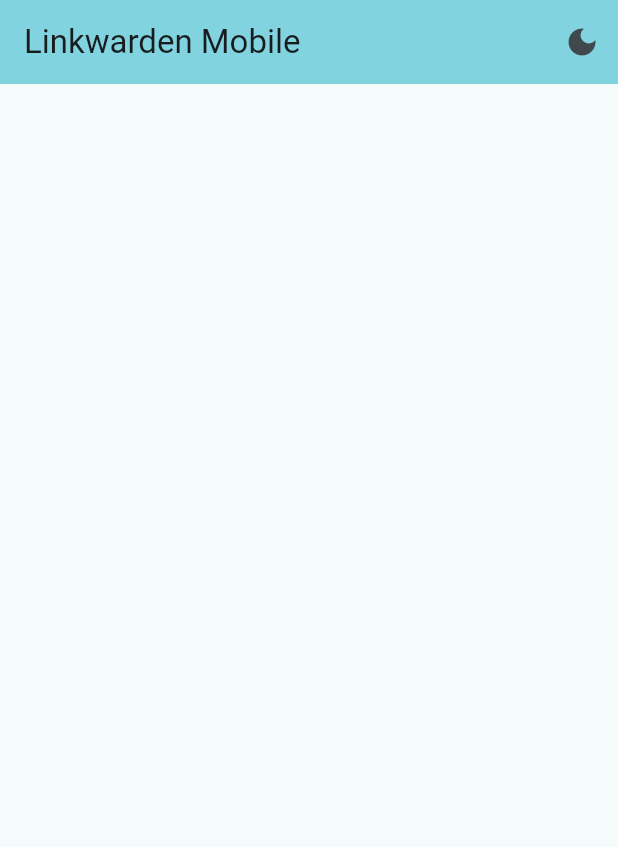
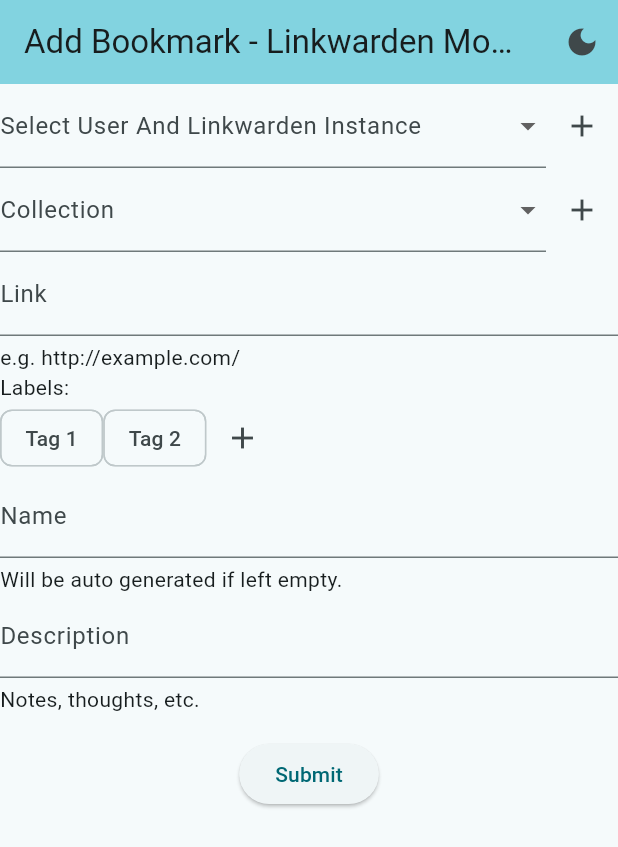
Before and after one commit to arran4/send_to_linkwarden, a Flutter app: the screen it shows after launch, on a phone screen of 412 x 824 dp. Shown: the top 847 px of the screen. Run offline on Flutter 3.47's test engine with Material 3 defaults, Android fonts, the phone set to English and light mode, and no system bars; our stand-ins replace flutter_colorpicker, shared_preferences.

Commit message:
Basic interface is as I would expect it to be.

```diff
--- a/lib/main.dart
+++ b/lib/main.dart
@@ -1,7 +1,10 @@
 import 'package:flutter/material.dart';
 import 'package:linkwarden_mobile/state/dark_mode_notifier.dart';
-import 'package:linkwarden_mobile/view/default.dart';
-import 'package:linkwarden_mobile/view/main.dart';
+import 'package:linkwarden_mobile/view/add_collection_view.dart';
+import 'package:linkwarden_mobile/view/add_user_instance_view.dart';
+import 'package:linkwarden_mobile/view/select_tags_view.dart';
+import 'package:linkwarden_mobile/view/template_view.dart';
+import 'package:linkwarden_mobile/view/add_link_view.dart';
 
 void main() {
   runApp(const LinkwardenMobileApp());
@@ -10,7 +13,14 @@
 class LinkwardenMobileApp extends StatelessWidget {
   const LinkwardenMobileApp({super.key});
 
-  // This widget is the root of your application.
+
+  @override
+  StatelessElement createElement() {
+    loadDarkMode();
+    return super.createElement();
+  }
+
+
   @override
   Widget build(BuildContext context) {
     return ValueListenableBuilder<bool>(
@@ -27,7 +37,11 @@
               useMaterial3: true,
             ),
             routes: {
-              "/": (BuildContext context) => const MainView(),
+              "/": (BuildContext context) => const AddLinkView(),
+              "link/new": (BuildContext context) => const AddLinkView(),
+              "tags/select": (BuildContext context) => const SelectTagsView(),
+              "collection/new": (BuildContext context) => const AddCollectionView(),
+              "userInstance/new": (BuildContext context) => const AddUserInstanceView(),
             },
           );
         });
--- /dev/null
+++ b/lib/view/add_link_view.dart
@@ -0,0 +1,217 @@
+import 'package:flutter/material.dart';
+import 'package:linkwarden_mobile/state/dark_mode_notifier.dart';
+
+class AddLinkView extends StatefulWidget {
+  const AddLinkView({super.key});
+
+  @override
+  State<AddLinkView> createState() => _AddLinkViewState();
+}
+
+class _AddLinkViewState extends State<AddLinkView> {
+  GlobalKey<FormState> formState = GlobalKey<FormState>();
+  late List<String> tags;
+
+  @override
+  Widget build(BuildContext context) {
+    return Scaffold(
+      appBar: AppBar(
+        backgroundColor: Theme.of(context).colorScheme.inversePrimary,
+        title: const Text("Add Bookmark - Linkwarden Mobile"),
+        actions: [
+          IconButton(onPressed: _darkMode, icon: const Icon(Icons.dark_mode)),
+        ],
+      ),
+      body: SingleChildScrollView(
+        child: Form(
+          key: formState,
+          child: Column(
+            mainAxisAlignment: MainAxisAlignment.center,
+            children: <Widget>[
+              _userAndInstanceSelection(context),
+              _collectionSelection(context),
+              _linkInput(context),
+              ..._tagsSelection(context),
+              _nameInput(context),
+              _descriptionInput(context),
+              _submitButton(context),
+            ],
+          ),
+        ),
+      ),
+    );
+  }
+
+  @override
+  void initState() {
+    super.initState();
+    tags = ["Tag 1", "Tag 2"];
+  }
+
+  void _darkMode() async {
+    setDarkMode(!darkModeNotifier.value);
+  }
+
+  Widget _submitButton(BuildContext context) {
+    return Padding(
+      padding: const EdgeInsets.symmetric(vertical: 16),
+      child: ElevatedButton(
+        onPressed: () {
+          if (formState.currentState!.validate()) {
+            ScaffoldMessenger.of(context).showSnackBar(
+              const SnackBar(content: Text('Processing Data')),
+            );
+          }
+        },
+        child: const Text('Submit'),
+      ),
+    );
+  }
+
+  Widget _userAndInstanceSelection(BuildContext context) {
+    return Flex(
+      direction: Axis.horizontal,
+      children: [
+        Flexible(
+            child: DropdownButtonFormField(
+          decoration: const InputDecoration(
+            labelText: 'Select User And Linkwarden Instance',
+          ),
+          validator: (value) {
+            return "Not valid";
+          },
+          items: const [
+            DropdownMenuItem(
+              value: "User @ Server",
+              key: ValueKey("User @ Server"),
+              child: Text("User @ Server"),
+            ),
+          ],
+          onChanged: (value) {},
+        )),
+        IconButton(
+            onPressed: () async {
+              var result =
+                  await Navigator.pushNamed(context, "userInstance/new");
+              if (result == null) {
+                return;
+              }
+              assert(result is String);
+              if (result is! String) {
+                return;
+              }
+            },
+            icon: const Icon(Icons.add))
+      ],
+    );
+  }
+
+  Widget _collectionSelection(BuildContext context) {
+    return Flex(
+      direction: Axis.horizontal,
+      children: [
+        Flexible(
+            child: DropdownButtonFormField(
+          decoration: const InputDecoration(
+            labelText: 'Collection',
+          ),
+          validator: (value) {
+            return "Not valid";
+          },
+          items: const [
+            DropdownMenuItem(
+              value: "Unorganized",
+              key: ValueKey("Unorganized"),
+              child: Text("Unorganized"),
+            ),
+          ],
+          onChanged: (value) {},
+        )),
+        IconButton(
+            onPressed: () async {
+              var result = await Navigator.pushNamed(context, "collection/new");
+              if (result == null) {
+                return;
+              }
+              assert(result is String);
+              if (result is! String) {
+                return;
+              }
+            },
+            icon: const Icon(Icons.add))
+      ],
+    );
+  }
+
+  List<Widget> _tagsSelection(BuildContext context) {
+    return [
+      Row(
+        mainAxisAlignment: MainAxisAlignment.start,
+        children: [
+          Text("Labels:"),
+        ],
+      ),
+      Flex(
+        direction: Axis.horizontal,
+        // crossAxisAlignment: CrossAxisAlignment.center,
+        // mainAxisSize: MainAxisSize.min,
+        children: [
+          Container(
+            child: Wrap(
+              children: [
+                for (String tag in tags) Chip(label: Text(tag))
+              ],
+            ),
+          ),
+          IconButton(
+              onPressed: () async {
+                var result = await Navigator.pushNamed(context, "tags/select");
+                if (result == null) {
+                  return;
+                }
+                assert(result is List<String>);
+                if (result is! List<String>) {
+                  return;
+                }
+                setState(() {
+                  tags = result;
+                });
+              },
+              icon: const Icon(Icons.add))
+        ],
+      ),
+    ];
+  }
+
+  Widget _linkInput(BuildContext context) {
+    return TextFormField(
+      decoration: const InputDecoration(
+          labelText: "Link", helper: Text("e.g. http://example.com/")),
+      validator: (input) {
+        return "Not Valid";
+      },
+    );
+  }
+
+  Widget _nameInput(BuildContext context) {
+    return TextFormField(
+      decoration: const InputDecoration(
+          labelText: "Name",
+          helper: Text("Will be auto generated if left empty.")),
+      validator: (input) {
+        return "Not Valid";
+      },
+    );
+  }
+
+  Widget _descriptionInput(BuildContext context) {
+    return TextFormField(
+      decoration: const InputDecoration(
+          labelText: "Description", helper: Text("Notes, thoughts, etc.")),
+      maxLines: null,
+      validator: (input) {
+        return "Not Valid";
+      },
+    );
+  }
+}
--- a/lib/view/main.dart
+++ /dev/null
@@ -1,42 +0,0 @@
-import 'package:flutter/material.dart';
-import 'package:linkwarden_mobile/state/dark_mode_notifier.dart';
-
-class MainView extends StatefulWidget {
-  const MainView({super.key});
-  @override
-  State<MainView> createState() => _MainViewState();
-}
-
-class _MainViewState extends State<MainView> {
-
-
-  @override
-  Widget build(BuildContext context) {
-    return Scaffold(
-      appBar: AppBar(
-        backgroundColor: Theme.of(context).colorScheme.inversePrimary,
-        title: const Text("Linkwarden Mobile"),
-        actions: [
-          IconButton(onPressed: _darkMode, icon: const Icon(Icons.dark_mode)),
-        ],
-      ),
-      body: Center(
-        child: Column(
-          mainAxisAlignment: MainAxisAlignment.center,
-          children: <Widget>[
-          ],
-        ),
-      ),
-    );
-  }
-
-  @override
-  void initState() {
-    super.initState();
-    loadDarkMode();
-  }
-
-  void _darkMode() async {
-    setDarkMode(!darkModeNotifier.value);
-  }
-}
--- /dev/null
+++ b/lib/view/select_tags_view.dart
@@ -0,0 +1,119 @@
+import 'package:flutter/material.dart';
+import 'package:flutter/services.dart';
+
+class SelectTagsView extends StatefulWidget {
+  const SelectTagsView({super.key});
+
+  @override
+  State<SelectTagsView> createState() => _SelectTagsViewState();
+}
+
+class _SelectTagsViewState extends State<SelectTagsView> {
+  List<String> allTags = [
+    "Tag 1",
+    "Tag 2",
+    "Tag 3",
+    "Tag 4",
+    "Tag 5",
+    "Tag 6",
+  ];
+  late Set<String> selectedTags;
+  final TextEditingController searchAddTextController = TextEditingController();
+  late String filterText;
+
+  @override
+  void initState() {
+    super.initState();
+    selectedTags = {"Tag 1", "Tag 3"};
+    filterText = "";
+    searchAddTextController.addListener(() {
+      setState(() {
+        filterText = searchAddTextController.text;
+      });
+    });
+  }
+
+  @override
+  Widget build(BuildContext context) {
+    return Scaffold(
+      appBar: AppBar(
+        backgroundColor: Theme.of(context).colorScheme.inversePrimary,
+        title: const Text("Select Tags - Linkwarden Mobile"),
+        actions: [IconButton(onPressed: () {
+          Navigator.pop(context, selectedTags.toList());
+        }, icon: Icon(Icons.check))],
+      ),
+      body: SingleChildScrollView(
+        child: Column(
+          mainAxisAlignment: MainAxisAlignment.center,
+          children: <Widget>[
+            _findOrAddWidget(context),
+            _listOfElements(context),
+          ],
+        ),
+      ),
+    );
+  }
+
+  Widget _findOrAddWidget(BuildContext builder) {
+    return TextField(
+      decoration: InputDecoration(
+        labelText: "Tag Name",
+        helperText: "Filter or add",
+        hintText: "...",
+        suffix: IconButton(onPressed: () { add(searchAddTextController.text); }, icon: Icon(Icons.add)),
+      ),
+      controller: searchAddTextController,
+      onSubmitted: (value) => add(value),
+    );
+  }
+
+  List<String> get filteredTags {
+    if (filterText == "") {
+      return allTags;
+    } else {
+      return allTags.where((element) => element.contains(filterText)).toList();
+    }
+  }
+
+  Widget _listOfElements(BuildContext context) {
+    return ListBody(
+      children: [
+        for (String tag in filteredTags)
+          ListTile(
+            key: ValueKey(tag),
+            leading: Checkbox(
+                value: selectedTags.contains(tag),
+                onChanged: (value) {
+                  if (value == null) {
+                    return;
+                  }
+                  setState(() {
+                    if (selectedTags.contains(tag)) {
+                      selectedTags.remove(tag);
+                    } else {
+                      selectedTags.add(tag);
+                    }
+                  });
+                }),
+            title: Text(tag),
+          ),
+      ],
+    );
+  }
+
+  void add(String text) {
+    var trimmed = text.trim();
+    if (trimmed == "") {
+      return;
+    }
+    if (allTags.contains(trimmed)) {
+      return;
+    }
+    setState(() {
+      allTags.add(trimmed);
+      selectedTags.add(trimmed);
+      searchAddTextController.clear();
+    });
+  }
+}
--- a/pubspec.yaml
+++ b/pubspec.yaml
@@ -31,6 +31,7 @@
   flutter:
     sdk: flutter
   shared_preferences: ^2.3.2
+  flutter_colorpicker: ^1.1.0
 
   # The following adds the Cupertino Icons font to your application.
   # Use with the CupertinoIcons class for iOS style icons.
```
Also changed, not shown: lib/view/add_collection_view.dart (added, +132 -0 lines), lib/view/add_user_instance_view.dart (added, +73 -0 lines), lib/view/template_view.dart (renamed from lib/view/default.dart, +5 -5 lines), pubspec.lock.
